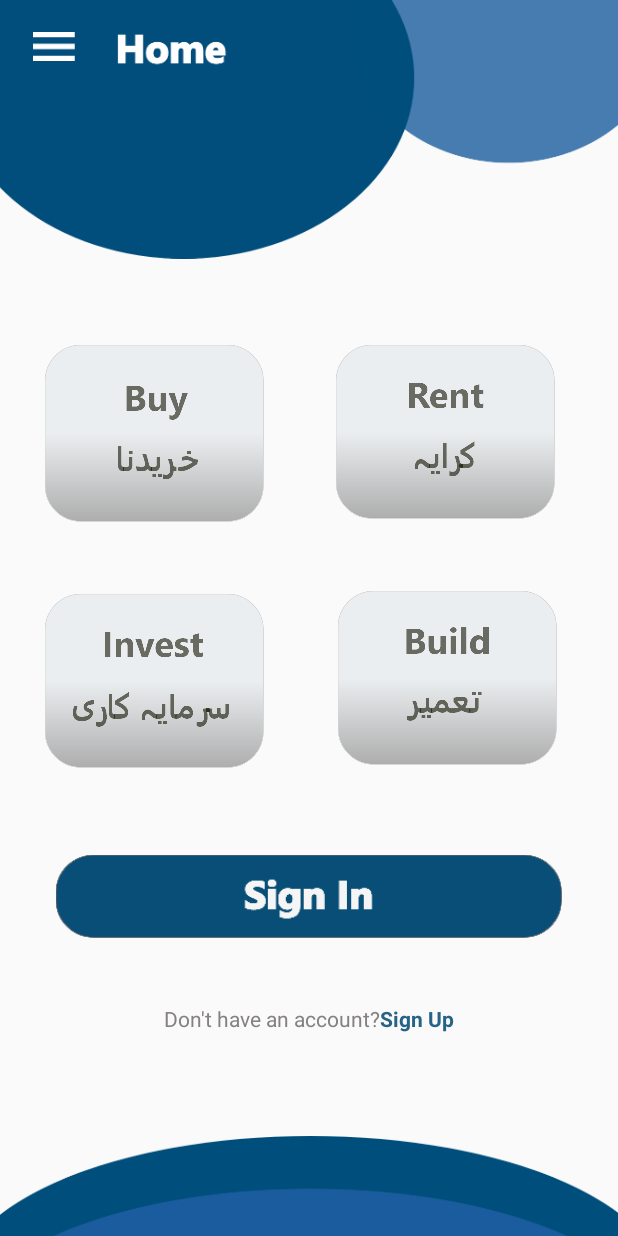
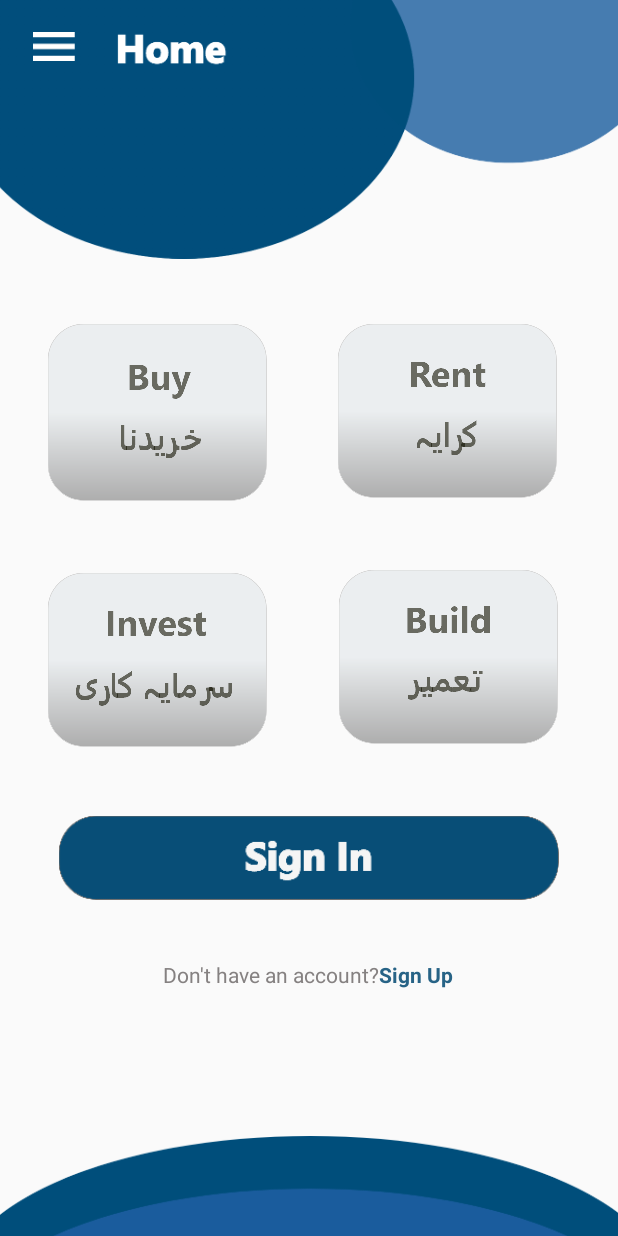
Before and after one commit to iqbal789/uni-project, an Android app: the screen it shows after launch (home), on a phone screen of 412 x 824 dp. Run offline under Robolectric (Android 15) with nearby library versions, the phone set to English and light mode, and no system bars.

Commit message:
uni project

```diff
--- a/app/src/main/res/layout/activity_build_page.xml
+++ b/app/src/main/res/layout/activity_build_page.xml
@@ -30,7 +30,7 @@
         android:layout_width="wrap_content"
         android:layout_height="wrap_content"
         android:layout_marginStart="38dp"
-        android:layout_marginTop="54dp"
+        android:layout_marginTop="60dp"
         android:layout_marginEnd="38dp"
         app:layout_constraintEnd_toEndOf="parent"
         app:layout_constraintHorizontal_bias="1.0"
--- a/app/src/main/res/layout/activity_home.xml
+++ b/app/src/main/res/layout/activity_home.xml
@@ -31,7 +31,6 @@
         android:layout_width="wrap_content"
         android:layout_height="wrap_content"
         android:layout_marginStart="36dp"
-        android:layout_marginTop="14dp"
         android:layout_marginEnd="30dp"
         android:background="@drawable/rent"
         app:layout_constraintEnd_toEndOf="parent"
@@ -42,8 +41,7 @@
         android:id="@+id/buy"
         android:layout_width="wrap_content"
         android:layout_height="wrap_content"
-        android:layout_marginStart="30dp"
-        android:layout_marginTop="14dp"
+        android:layout_marginStart="32dp"
         android:background="@drawable/buy"
         app:layout_constraintStart_toStartOf="parent"
         app:layout_constraintTop_toBottomOf="@+id/imageView9" />
@@ -52,7 +50,7 @@
         android:id="@+id/invest"
         android:layout_width="wrap_content"
         android:layout_height="wrap_content"
-        android:layout_marginStart="30dp"
+        android:layout_marginStart="32dp"
         android:layout_marginTop="48dp"
         android:background="@drawable/invest"
         app:layout_constraintStart_toStartOf="parent"
@@ -74,10 +72,10 @@
 
     <Button
         android:id="@+id/button7"
-        android:layout_width="337dp"
-        android:layout_height="55dp"
+        android:layout_width="333dp"
+        android:layout_height="56dp"
         android:layout_marginStart="40dp"
-        android:layout_marginTop="60dp"
+        android:layout_marginTop="48dp"
         android:layout_marginEnd="40dp"
         android:background="@drawable/signin"
         app:layout_constraintEnd_toEndOf="parent"
@@ -96,14 +94,14 @@
 
     <LinearLayout
         android:id="@+id/linearLayout2"
-        android:layout_width="0dp"
-        android:layout_height="wrap_content"
-        android:layout_marginTop="44dp"
+        android:layout_width="410dp"
+        android:layout_height="27dp"
+        android:layout_marginTop="36dp"
         android:gravity="center"
         android:orientation="horizontal"
         android:textAlignment="center"
         app:layout_constraintEnd_toEndOf="@+id/button7"
-        app:layout_constraintHorizontal_bias="1.0"
+        app:layout_constraintHorizontal_bias="0.506"
         app:layout_constraintStart_toStartOf="@+id/button7"
         app:layout_constraintTop_toBottomOf="@+id/button7">
 
@@ -123,5 +121,4 @@
     </LinearLayout>
 
 
-
 </androidx.constraintlayout.widget.ConstraintLayout>
```
